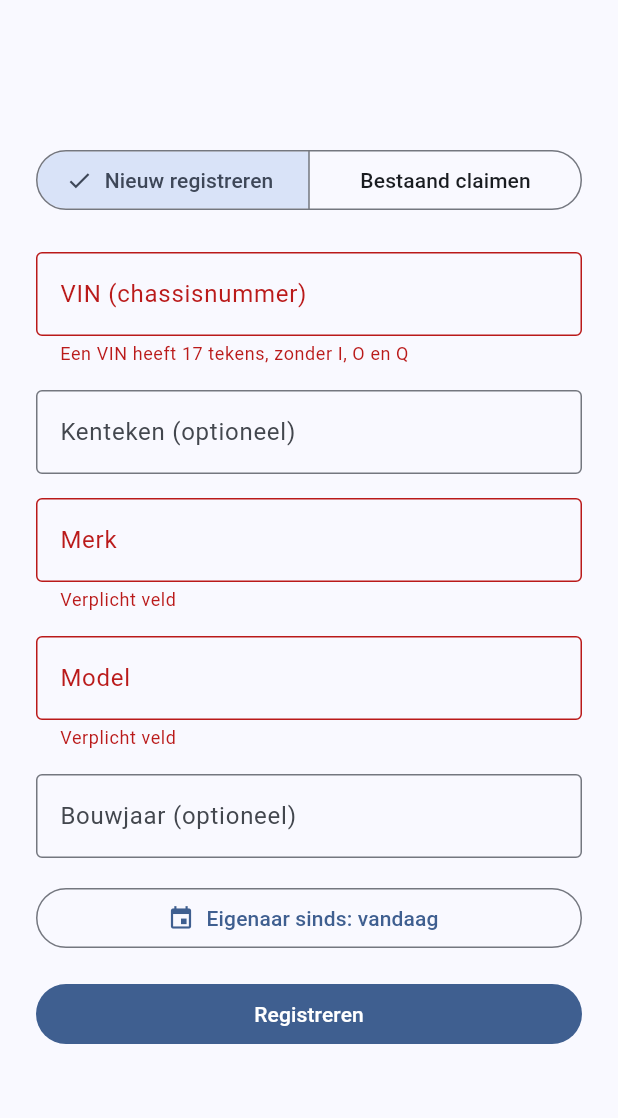
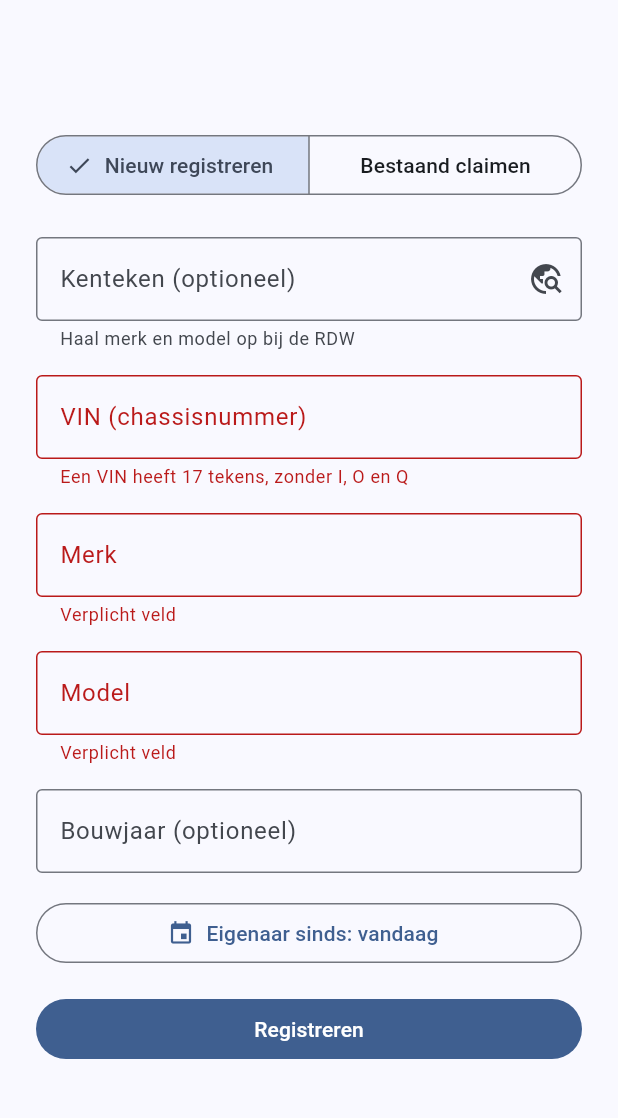
Before and after one commit to developmentmo/repairtrack, a Flutter app: the AddVehicleScreen screen opened by its route, after a tap on "Registreren", on a phone screen of 412 x 824 dp, the part 63-1181 px from its top. Run offline on Flutter 3.47's test engine with Material 3 defaults, Android fonts, the phone set to English and light mode, and no system bars; our stand-ins replace dio, file_picker, flutter_riverpod, flutter_secure_storage, go_router; accounts and stored records are empty; generated files the repository leaves out were written again; network calls fail.

Commit message:
Phase 10 app: fill make and model from the RDW
Co-Authored-By: Claude Opus 5.5 <noreply@anthropic.com>
Claude-Session: https://claude.ai/code/session_013uY264iEk2Nt2wqVhUVb2b

```diff
--- a/app/lib/core/network/error_messages.dart
+++ b/app/lib/core/network/error_messages.dart
@@ -27,6 +27,8 @@ String userMessage(Object error) {
     'INVALID_OWNERSHIP_PERIOD' => 'Deze datum overlapt met de vorige eigenaar of ligt in de toekomst.',
     'INVALID_VEHICLE_SEARCH' => 'Vul een kenteken in.',
     'VEHICLE_NOT_FOUND' => 'Voertuig niet gevonden.',
+    'REGISTRY_VEHICLE_NOT_FOUND' => 'De RDW kent dit kenteken niet. Vul de gegevens zelf in.',
+    'REGISTRY_UNAVAILABLE' => 'De RDW-gegevens zijn nu niet beschikbaar. Vul de gegevens zelf in.',
     'REPAIR_NOT_FOUND' => 'Registratie niet gevonden.',
     'FORBIDDEN' || 'VEHICLE_ACCESS_DENIED' || 'REPAIR_ACCESS_DENIED' => 'Je hebt geen toegang tot deze gegevens.',
     'GARAGE_ACCESS_DENIED' => 'Je bent geen (beheerder van dit) garagelid.',
--- a/app/lib/features/vehicles/domain/vehicle.dart
+++ b/app/lib/features/vehicles/domain/vehicle.dart
@@ -59,6 +59,42 @@ class VehicleSearchResult {
   String get displayName => '$make $model';
 }
 
+/// `GET /vehicle-registry/{plate}`: public RDW data to pre-fill the form. A suggestion the user checks,
+/// never proof of ownership.
+@JsonSerializable(createToJson: false)
+class RegistryVehicle {
+  const RegistryVehicle({
+    required this.licensePlate,
+    this.make,
+    this.model,
+    this.vehicleType,
+    this.firstRegistrationDate,
+    this.apkExpiryDate,
+    this.primaryColor,
+    this.fuelTypes = const [],
+  });
+
+  factory RegistryVehicle.fromJson(Map<String, dynamic> json) => _$RegistryVehicleFromJson(json);
+
+  final String licensePlate;
+  final String? make;
+
+  /// Trade name, e.g. "GOLF".
+  final String? model;
+  final String? vehicleType;
+
+  /// First admission anywhere (for imported cars: abroad).
+  @NullableDateOnlyConverter()
+  final DateTime? firstRegistrationDate;
+
+  /// Expiry of the Dutch periodic inspection (APK).
+  @NullableDateOnlyConverter()
+  final DateTime? apkExpiryDate;
+  final String? primaryColor;
+  @JsonKey(defaultValue: <String>[])
+  final List<String> fuelTypes;
+}
+
 /// Body of `POST /vehicles`.
 class NewVehicle {
   const NewVehicle({
--- a/app/lib/features/vehicles/presentation/add_vehicle_screen.dart
+++ b/app/lib/features/vehicles/presentation/add_vehicle_screen.dart
@@ -99,6 +99,11 @@ class _RegisterFormState extends ConsumerState<_RegisterForm> {
   bool _busy = false;
   String? _error;
 
+  /// RDW data for the plate as it was when looked up; cleared when the plate changes.
+  RegistryVehicle? _registry;
+  bool _lookingUp = false;
+  String? _lookupMessage;
+
   @override
   void dispose() {
     for (final controller in [_vin, _plate, _make, _model, _year]) {
@@ -123,6 +128,7 @@ class _RegisterFormState extends ConsumerState<_RegisterForm> {
               model: _model.text.trim(),
               licensePlate: _plate.text.trim().isEmpty ? null : _plate.text.trim(),
               modelYear: int.tryParse(_year.text),
+              firstRegistrationDate: _registry?.firstRegistrationDate,
               ownedSince: widget.garageId == null ? _ownedSince : null,
               garageId: widget.garageId,
             ),
@@ -151,6 +157,42 @@ class _RegisterFormState extends ConsumerState<_RegisterForm> {
     }
   }
 
+  /// Fills make and model from the RDW. Only a suggestion: the user can still change everything.
+  Future<void> _lookup() async {
+    if (_plate.text.trim().isEmpty) {
+      setState(() => _lookupMessage = 'Vul eerst een kenteken in.');
+      return;
+    }
+    setState(() {
+      _lookingUp = true;
+      _lookupMessage = null;
+      _registry = null;
+    });
+    try {
+      final vehicle = await ref.read(vehicleApiProvider).registryLookup(_plate.text);
+      if (!mounted) {
+        return;
+      }
+      setState(() {
+        _registry = vehicle;
+        if (vehicle.make != null) {
+          _make.text = vehicle.make!;
+        }
+        if (vehicle.model != null) {
+          _model.text = vehicle.model!;
+        }
+      });
+    } on ApiException catch (e) {
+      if (mounted) {
+        setState(() => _lookupMessage = userMessage(e));
+      }
+    } finally {
+      if (mounted) {
+        setState(() => _lookingUp = false);
+      }
+    }
+  }
+
   Future<void> _pickOwnedSince() async {
     final picked = await showDatePicker(
       context: context,
@@ -174,6 +216,41 @@ class _RegisterFormState extends ConsumerState<_RegisterForm> {
         crossAxisAlignment: CrossAxisAlignment.stretch,
         children: [
           TextFormField(
+            key: const Key('vehicle-plate'),
+            controller: _plate,
+            decoration: InputDecoration(
+              labelText: 'Kenteken (optioneel)',
+              helperText: 'Haal merk en model op bij de RDW',
+              suffixIcon: _lookingUp
+                  ? const Padding(padding: EdgeInsets.all(12), child: ButtonProgress())
+                  : IconButton(
+                      key: const Key('rdw-lookup'),
+                      tooltip: 'Ophalen bij RDW',
+                      icon: const Icon(Icons.travel_explore),
+                      onPressed: _lookup,
+                    ),
+            ),
+            textCapitalization: TextCapitalization.characters,
+            onChanged: (_) {
+              if (_registry != null || _lookupMessage != null) {
+                setState(() {
+                  _registry = null;
+                  _lookupMessage = null;
+                });
+              }
+            },
+            onFieldSubmitted: (_) => _lookup(),
+          ),
+          if (_lookupMessage != null) ...[
+            const SizedBox(height: 8),
+            Text(_lookupMessage!, key: const Key('rdw-message')),
+          ],
+          if (_registry != null) ...[
+            const SizedBox(height: 8),
+            _RegistrySummary(vehicle: _registry!),
+          ],
+          const SizedBox(height: 16),
+          TextFormField(
             controller: _vin,
             decoration: const InputDecoration(
               labelText: 'VIN (chassisnummer)',
@@ -184,18 +261,14 @@ class _RegisterFormState extends ConsumerState<_RegisterForm> {
           ),
           const SizedBox(height: 16),
           TextFormField(
-            controller: _plate,
-            decoration: const InputDecoration(labelText: 'Kenteken (optioneel)'),
-            textCapitalization: TextCapitalization.characters,
-          ),
-          const SizedBox(height: 16),
-          TextFormField(
+            key: const Key('vehicle-make'),
             controller: _make,
             decoration: const InputDecoration(labelText: 'Merk'),
             validator: _required,
           ),
           const SizedBox(height: 16),
           TextFormField(
+            key: const Key('vehicle-model'),
             controller: _model,
             decoration: const InputDecoration(labelText: 'Model'),
             validator: _required,
@@ -227,6 +300,35 @@ class _RegisterFormState extends ConsumerState<_RegisterForm> {
             child: _busy ? const ButtonProgress() : const Text('Registreren'),
           ),
         ],
+      ),
+    );
+  }
+}
+
+/// What the RDW told us, so the user can check it. The VIN is not in the RDW open data.
+class _RegistrySummary extends StatelessWidget {
+  const _RegistrySummary({required this.vehicle});
+
+  final RegistryVehicle vehicle;
+
+  @override
+  Widget build(BuildContext context) {
+    final facts = <String>[
+      if (vehicle.vehicleType != null) vehicle.vehicleType!,
+      if (vehicle.primaryColor != null) vehicle.primaryColor!.toLowerCase(),
+      if (vehicle.fuelTypes.isNotEmpty) vehicle.fuelTypes.join(' / ').toLowerCase(),
+      if (vehicle.firstRegistrationDate != null) 'eerste toelating ${formatDate(vehicle.firstRegistrationDate!)}',
+      if (vehicle.apkExpiryDate != null) 'APK tot ${formatDate(vehicle.apkExpiryDate!)}',
+    ];
+    return Card(
+      key: const Key('rdw-summary'),
+      child: ListTile(
+        leading: const Icon(Icons.fact_check_outlined),
+        title: Text('Gevonden bij de RDW: ${[vehicle.make, vehicle.model].whereType<String>().join(' ')}'),
+        subtitle: Text([
+          if (facts.isNotEmpty) facts.join(' · '),
+          'Controleer de gegevens; je kunt ze nog aanpassen.',
+        ].join('\n')),
       ),
     );
   }
```
Also changed, not shown: app/lib/features/vehicles/data/vehicle_api.dart (+9 -0 lines), 1 other file.
